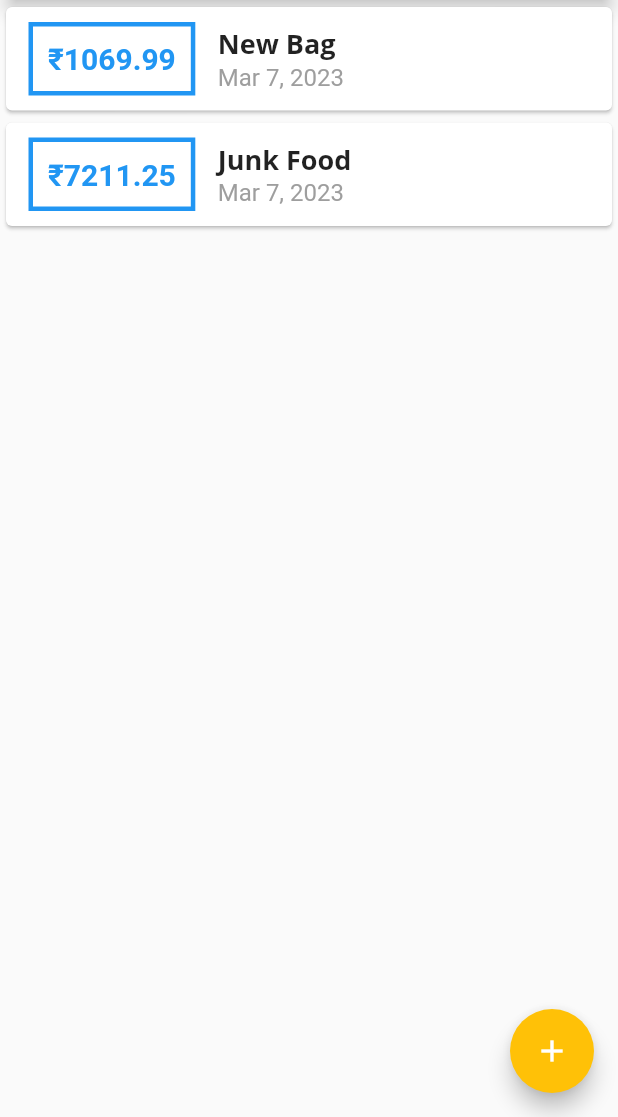
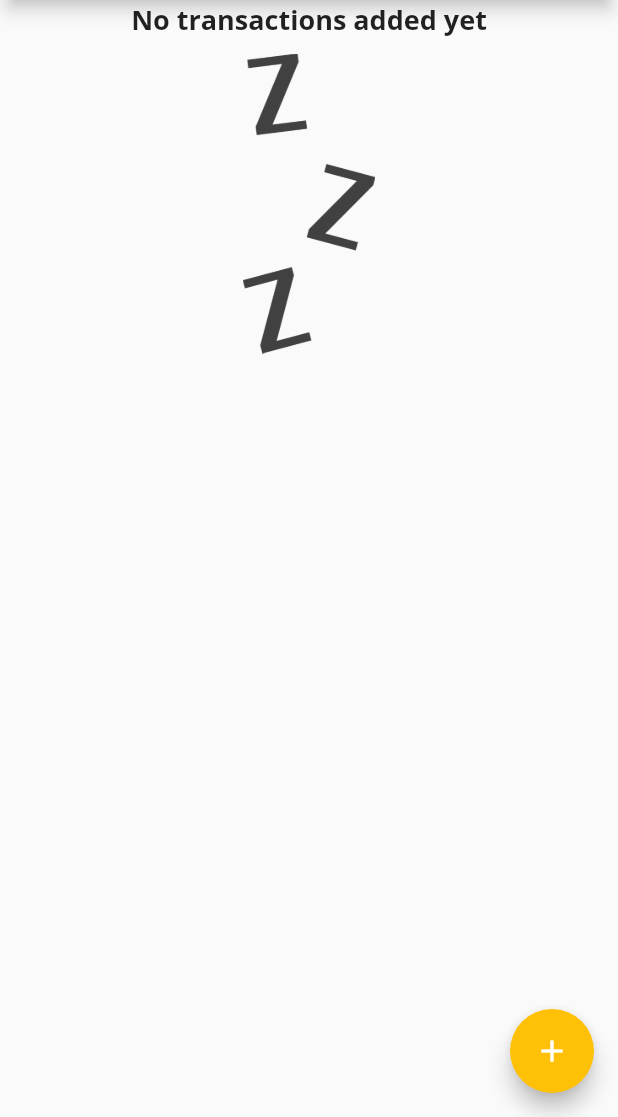
Before and after one commit to SiddharthKoyugura/CashControl, a Flutter app: the screen it shows after launch, on a phone screen of 412 x 824 dp, the part 119-1236 px from its top. Run offline on Flutter 3.47's test engine with Material 2 defaults, Android fonts, the phone set to English and light mode, and no system bars.

```diff
--- a/lib/main.dart
+++ b/lib/main.dart
@@ -45,18 +45,18 @@ class MyHomePage extends StatefulWidget {
 
 class _MyHomePageState extends State<MyHomePage> {
   final List<Transaction> _userTransactions = [
-    Transaction(
-      id: "t1",
-      title: "New Bag",
-      amount: 1069.99,
-      date: DateTime.now(),
-    ),
-    Transaction(
-      id: "t2",
-      title: "Junk Food",
-      amount: 7211.25,
-      date: DateTime.now(),
-    ),
+    // Transaction(
+    //   id: "t1",
+    //   title: "New Bag",
+    //   amount: 1069.99,
+    //   date: DateTime.now(),
+    // ),
+    // Transaction(
+    //   id: "t2",
+    //   title: "Junk Food",
+    //   amount: 7211.25,
+    //   date: DateTime.now(),
+    // ),
   ];
 
   void _addNewTransaction(String title, double amount) {
--- a/lib/widgets/transaction_list.dart
+++ b/lib/widgets/transaction_list.dart
@@ -12,7 +12,26 @@ class TransactionList extends StatelessWidget {
   Widget build(BuildContext context) {
     return Container(
       height: 500,
-      child: ListView.builder(
+      child: transactions.isEmpty
+          ? Column(
+              children: <Widget>[
+                Text(
+                  "No transactions added yet",
+                  style: Theme.of(context).textTheme.titleLarge,
+                ),
+                const SizedBox(
+                  height: 10,
+                ),
+                Container(
+                  height: 200,
+                  child: Image.asset(
+                    "assets/images/waiting.png",
+                    fit: BoxFit.cover,
+                  ),
+                ),
+              ],
+            )
+          : ListView.builder(
               itemBuilder: (context, index) {
                 return Card(
                   child: Row(children: <Widget>[
@@ -45,7 +64,9 @@ class TransactionList extends StatelessWidget {
                           style: Theme.of(context).textTheme.titleLarge,
                         ),
                         Text(
-                    DateFormat().add_yMMMd().format(transactions[index].date),
+                          DateFormat()
+                              .add_yMMMd()
+                              .format(transactions[index].date),
                           style: const TextStyle(
                             color: Colors.grey,
                             fontSize: 16,
--- a/pubspec.yaml
+++ b/pubspec.yaml
@@ -61,9 +61,8 @@ flutter:
   uses-material-design: true
 
   # To add assets to your application, add an assets section, like this:
-  # assets:
-  #   - images/a_dot_burr.jpeg
-  #   - images/a_dot_ham.jpeg
+  assets:
+    - assets/images/waiting.png
 
   # An image asset can refer to one or more resolution-specific "variants", see
   # https://flutter.dev/assets-and-images/#resolution-aware
```
Also changed, not shown: assets/images/waiting.png (added). Lines whose indentation alone changed are shown as unchanged.
